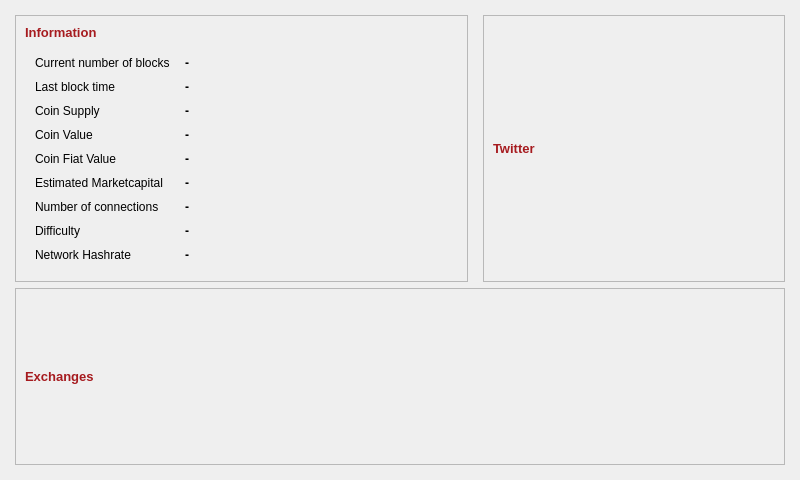
This is src/qt/forms/infopage.ui in go140point6/casinocoin as Qt 5 draws it before an edit. The edited form follows.
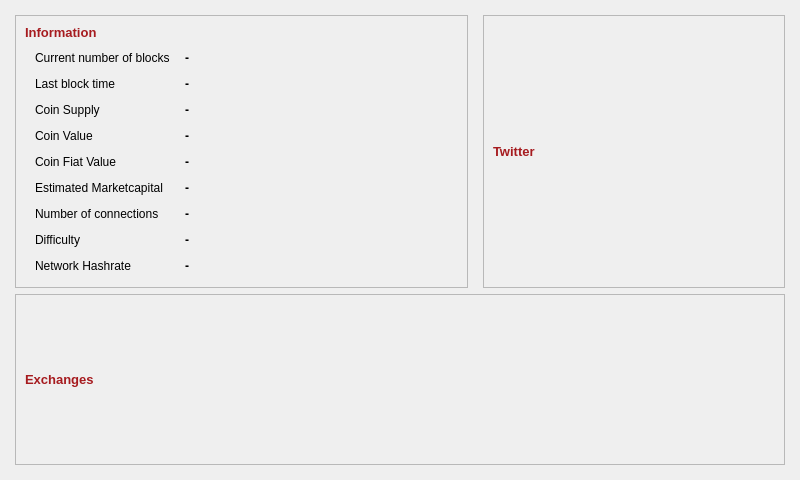
This is the edited form.

Commit message: Updated blocktime format

The edit to the form file:
```diff
--- a/src/qt/forms/infopage.ui
+++ b/src/qt/forms/infopage.ui
@@ -88,19 +88,19 @@
          <number>15</number>
         </property>
         <property name="verticalSpacing">
-         <number>10</number>
+         <number>12</number>
         </property>
         <property name="leftMargin">
          <number>10</number>
         </property>
         <property name="topMargin">
-         <number>10</number>
+         <number>5</number>
         </property>
         <property name="rightMargin">
          <number>10</number>
         </property>
         <property name="bottomMargin">
-         <number>10</number>
+         <number>5</number>
         </property>
         <item row="0" column="0">
          <widget class="QLabel" name="lblBlockHeight">
@@ -170,7 +170,7 @@
            <string notr="true">-</string>
           </property>
           <property name="wordWrap">
-           <bool>true</bool>
+           <bool>false</bool>
           </property>
          </widget>
         </item>
```
The commit also changes 1 other file.
